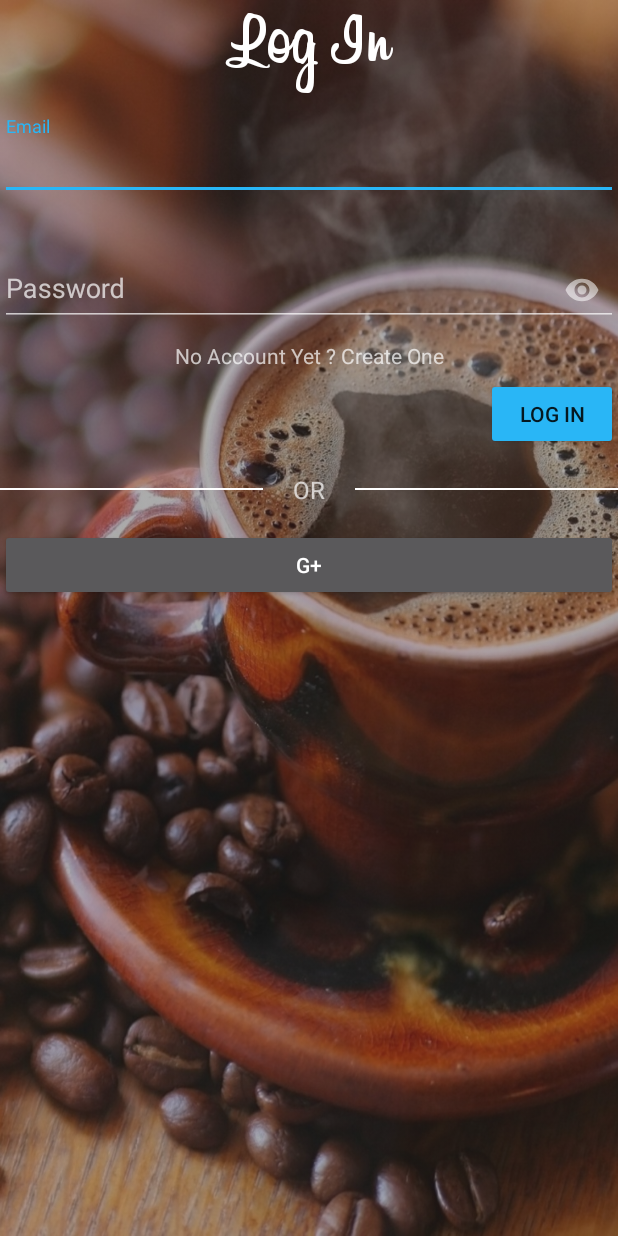
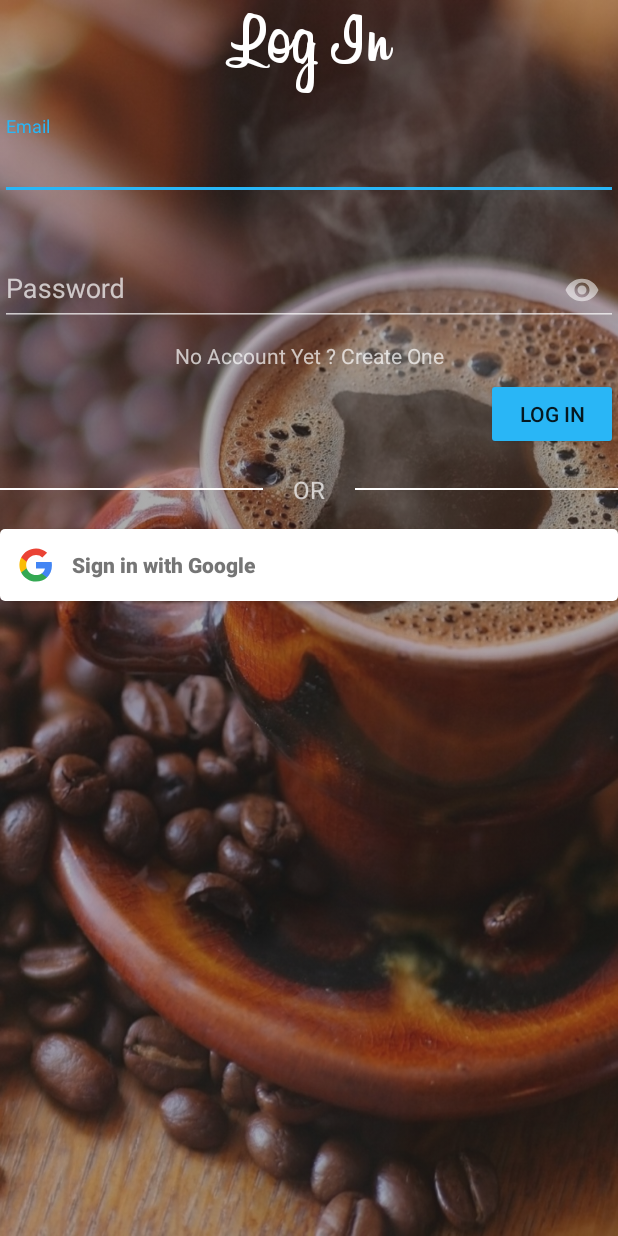
Before and after one commit to 1project1/Donate, an Android app: the screen it shows after launch (LogIn), on a phone screen of 412 x 824 dp. Run offline under Robolectric (Android 15) with nearby library versions, the phone set to English and light mode, and no system bars; our stand-ins replace Firebase (no records; nobody signed in at launch, a user with empty details on screens opened directly).

Commit message:
Google button modified

```diff
--- a/app/src/main/java/app/project/donate/LogIn.java
+++ b/app/src/main/java/app/project/donate/LogIn.java
@@ -228,9 +228,7 @@ public class LogIn extends DialogActivity implements View.OnClickListener, Googl
                 firebaseAuthWithGoogle(account);
             } else {
                 Log.i(TAG, "Failed SignIn");
-                Toast.makeText(getApplicationContext(), "Authentication failed.",
-                        Toast.LENGTH_SHORT).show();
-
+                Log.d(TAG, String.valueOf(result.getStatus()));
                 // Google Sign In failed, update UI appropriately
                 // [START_EXCLUDE]
                 /// aakash updateUI(null);
--- /dev/null
+++ b/app/src/main/res/drawable/button_background_google.xml
@@ -0,0 +1,20 @@
+<?xml version="1.0" encoding="utf-8"?>
+<selector xmlns:android="http://schemas.android.com/apk/res/android">
+    <item
+        android:state_focused="false"
+        android:state_pressed="false">
+        <shape android:shape="rectangle">
+            <corners android:radius="3dp"/>
+            <solid android:color="#ffffff"/>
+        </shape>
+    </item>
+
+    <item
+        android:state_focused="false"
+        android:state_pressed="true">
+        <shape android:shape="rectangle">
+            <corners android:radius="3dp"/>
+            <solid android:color="#eeeeee"/>
+        </shape>
+    </item>
+</selector>
--- /dev/null
+++ b/app/src/main/res/drawable/ic_googleg_color_24dp.xml
@@ -0,0 +1,18 @@
+<vector xmlns:android="http://schemas.android.com/apk/res/android"
+    android:width="24dp"
+    android:height="24dp"
+    android:viewportHeight="512.0"
+    android:viewportWidth="512.0">
+    <path
+        android:fillColor="#4285f4"
+        android:pathData="M482.6,261.4c0,-16.7 -1.5,-32.8 -4.3,-48.3H256v91.3h127c-5.5,29.5 -22.1,54.5 -47.1,71.2v59.2h76.3c44.6,-41.1 70.4,-101.6 70.4,-173.5z" />
+    <path
+        android:fillColor="#34a853"
+        android:pathData="M256,492c63.7,0 117.1,-21.1 156.2,-57.2l-76.3,-59.2c-21.1,14.2 -48.2,22.5 -79.9,22.5 -61.5,0 -113.5,-41.5 -132.1,-97.3H45.1v61.2c38.8,77.1 118.6,130 210.9,130z" />
+    <path
+        android:fillColor="#fbbc05"
+        android:pathData="M123.9,300.8c-4.7,-14.2 -7.4,-29.3 -7.4,-44.8s2.7,-30.7 7.4,-44.8V150H45.1C29.1,181.9 20,217.9 20,256c0,38.1 9.1,74.1 25.1,106l78.8,-61.2z" />
+    <path
+        android:fillColor="#ea4335"
+        android:pathData="M256,113.9c34.7,0 65.8,11.9 90.2,35.3l67.7,-67.7C373,43.4 319.6,20 256,20c-92.3,0 -172.1,52.9 -210.9,130l78.8,61.2c18.6,-55.8 70.6,-97.3 132.1,-97.3z" />
+</vector>
--- a/app/src/main/res/layout/log_in.xml
+++ b/app/src/main/res/layout/log_in.xml
@@ -99,8 +99,9 @@
             android:id="@+id/g_plus"
             android:layout_width="match_parent"
             android:layout_height="wrap_content"
-            android:text="G+" />
-
+            style="@style/GoogleButton"
+            android:layout_gravity="center"
+            android:text="@string/sign_in_with_google" />
 
     </LinearLayout>
 
--- a/app/src/main/res/values/dimens.xml
+++ b/app/src/main/res/values/dimens.xml
@@ -2,4 +2,6 @@
     <!-- Default screen margins, per the Android Design guidelines. -->
     <dimen name="activity_horizontal_margin">16dp</dimen>
     <dimen name="activity_vertical_margin">16dp</dimen>
+    <dimen name="button_drawablePadding">12dp</dimen>
+    <dimen name="button_marginBottom">8dp</dimen>
 </resources>
--- a/app/src/main/res/values/strings.xml
+++ b/app/src/main/res/values/strings.xml
@@ -16,6 +16,7 @@
     <string name="or">OR</string>
 
     <string name="item_message">Any message you want to give to NGO or what you expect from us</string>
+    <string name="sign_in_with_google">Sign in with Google</string>
 
     <string-array name="languages">
         <item>English</item>
--- a/app/src/main/res/values/styles.xml
+++ b/app/src/main/res/values/styles.xml
@@ -14,4 +14,21 @@
         <item name="colorAccent">@color/color_primary_accent_login</item>
     </style>
 
+    <style name="GoogleButton">
+        <item name="android:layout_width">match_parent</item>
+        <item name="android:layout_height">wrap_content</item>
+        <item name="android:textAllCaps">false</item>
+        <item name="android:drawablePadding">@dimen/button_drawablePadding</item>
+        <item name="android:textStyle">bold</item>
+        <item name="android:paddingLeft">12dp</item>
+        <item name="android:paddingRight">12dp</item>
+        <item name="android:layout_marginBottom">@dimen/button_marginBottom</item>
+        <item name="android:layout_gravity">left</item>
+        <item name="android:gravity">left|center_vertical</item>
+        <item name="android:typeface">normal</item>
+        <item name="android:drawableLeft">@drawable/ic_googleg_color_24dp</item>
+        <item name="android:background">@drawable/button_background_google</item>
+        <item name="android:textColor">#757575</item>
+    </style>
+
 </resources>
```
Also changed, not shown: 1 other file.
